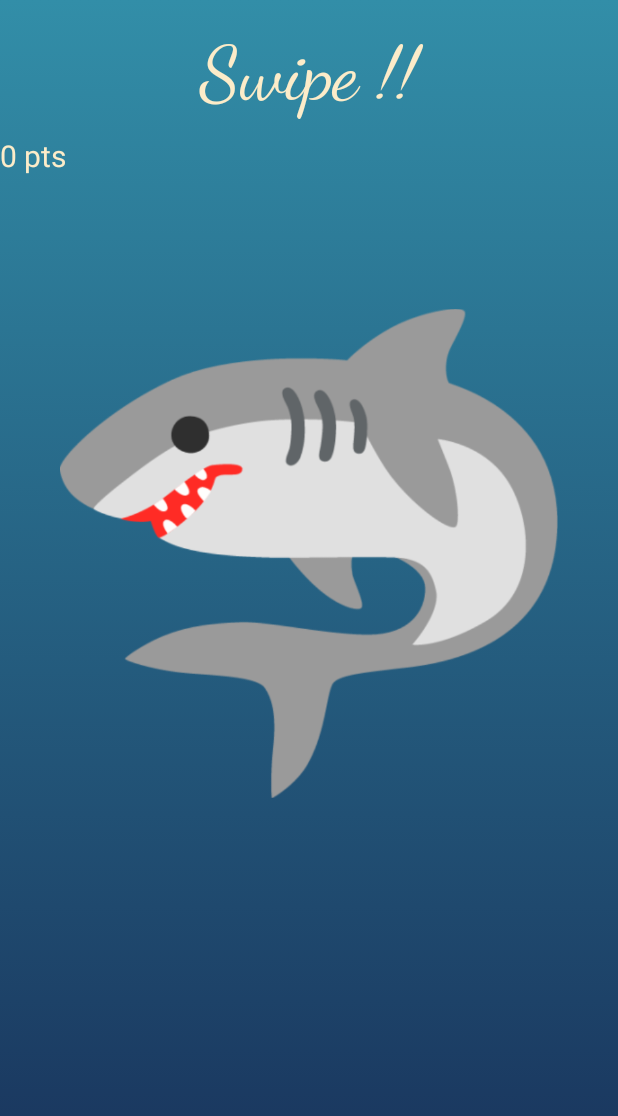
After one commit to Golden-Sharks/UntitledSharkGames, an Android app: the SpinTheShark screen opened directly, with no data from a screen before it, on a phone screen of 412 x 824 dp. The commit adds this screen. Shown: the top 1116 px of the screen. Run offline under Robolectric (Android 15) with nearby library versions, the phone set to English and light mode, and no system bars.

Commit message:
add spin the shark game

```diff
--- a/app/src/main/AndroidManifest.xml
+++ b/app/src/main/AndroidManifest.xml
@@ -3,7 +3,6 @@
     xmlns:tools="http://schemas.android.com/tools">
 
     <uses-permission android:name="android.permission.INTERNET" />
-
     <uses-permission android:name="android.permission.RECORD_AUDIO" />
 
     <application
@@ -15,6 +14,9 @@
         android:supportsRtl="true"
         android:theme="@style/Theme.UntitledSharkGames"
         tools:targetApi="31">
+        <activity
+            android:name=".jeux.spinTheShark.SpinTheShark"
+            android:exported="false" />
         <activity
             android:name=".jeux.feedTheShark.FeedTheShark"
             android:exported="false" />
--- /dev/null
+++ b/app/src/main/java/esir/progm/untitledsharkgames/jeux/spinTheShark/SpinTheShark.java
@@ -0,0 +1,216 @@
+package esir.progm.untitledsharkgames.jeux.spinTheShark;
+
+import androidx.annotation.NonNull;
+import androidx.appcompat.app.AppCompatActivity;
+
+import android.app.Activity;
+import android.content.ComponentCallbacks2;
+import android.content.Intent;
+import android.os.AsyncTask;
+import android.os.Bundle;
+import android.view.GestureDetector;
+import android.view.MotionEvent;
+import android.view.View;
+import android.view.Window;
+import android.view.WindowManager;
+import android.view.animation.AccelerateDecelerateInterpolator;
+import android.view.animation.Animation;
+import android.view.animation.DecelerateInterpolator;
+import android.view.animation.LinearInterpolator;
+import android.view.animation.RotateAnimation;
+import android.widget.ImageView;
+import android.widget.TextView;
+
+import esir.progm.untitledsharkgames.MusicPlayer;
+import esir.progm.untitledsharkgames.R;
+
+public class SpinTheShark extends AppCompatActivity {
+    /*                    hide UI parameters                    */
+    private int hideSystemBars = View.SYSTEM_UI_FLAG_LAYOUT_STABLE
+            | View.SYSTEM_UI_FLAG_IMMERSIVE_STICKY
+            | View.SYSTEM_UI_FLAG_FULLSCREEN
+            | View.SYSTEM_UI_FLAG_LAYOUT_HIDE_NAVIGATION
+            | View.SYSTEM_UI_FLAG_LAYOUT_FULLSCREEN
+            | View.SYSTEM_UI_FLAG_HIDE_NAVIGATION;
+
+    private boolean isOnBackground = false;
+
+    /*                        attributes                        */
+    private ImageView imageView;
+    private TextView textView;
+    private int score;
+    private GestureDetector gestureDetector;
+    private SpinTheSharkTask task;
+
+    @Override
+    protected void onCreate(Bundle savedInstanceState) {
+        super.onCreate(savedInstanceState);
+        requestWindowFeature(Window.FEATURE_NO_TITLE);
+        getWindow().setFlags(WindowManager.LayoutParams.FLAG_FULLSCREEN, WindowManager.LayoutParams.FLAG_FULLSCREEN);
+        getSupportActionBar().hide();
+        setContentView(R.layout.activity_spin_the_shark);
+
+        View decor = getWindow().getDecorView();
+        decor.setOnSystemUiVisibilityChangeListener(visibility -> {
+            if(visibility==0) {
+                decor.setSystemUiVisibility(hideSystemBars);
+            }
+        });
+
+        // Init attributes
+        imageView = findViewById(R.id.spin_shark);
+        textView = findViewById(R.id.spin_score_text);
+        score = 0;
+        task = new SpinTheSharkTask();
+        task.execute();
+        gestureDetector = new GestureDetector(this, task);
+
+    }
+
+    @Override
+    public boolean onTouchEvent(MotionEvent event) {
+        gestureDetector.onTouchEvent(event);
+        return super.onTouchEvent(event);
+    }
+
+    @Override
+    protected void onPause() {
+        super.onPause();
+        if(isOnBackground) {
+            MusicPlayer.getInstance().pause();
+        }
+    }
+
+    @Override
+    protected void onResume() {
+        super.onResume();
+        if(!isOnBackground) {
+            MusicPlayer.getInstance().stop();
+            MusicPlayer.getInstance().play(getApplicationContext(), R.raw.main_menu, true);
+        } else {
+            MusicPlayer.getInstance().resume();
+            isOnBackground = false;
+        }
+    }
+
+    @Override
+    public void onTrimMemory(int level) {
+        super.onTrimMemory(level);
+        if(level == ComponentCallbacks2.TRIM_MEMORY_UI_HIDDEN ||
+                level == ComponentCallbacks2.TRIM_MEMORY_BACKGROUND ||
+                level == ComponentCallbacks2.TRIM_MEMORY_MODERATE ||
+                level == ComponentCallbacks2.TRIM_MEMORY_COMPLETE) {
+            isOnBackground = true;
+            onPause(); // https://i.kym-cdn.com/photos/images/original/000/639/420/094.gif
+        }
+    }
+
+    /**********************************************************************************************/
+    /*                                         Async task                                         */
+    /**********************************************************************************************/
+    private class SpinTheSharkTask extends AsyncTask<Void, Void, Integer> implements GestureDetector.OnGestureListener {
+        /*                 Final attributes                 */
+        private final long GAME_DURATION = 20000;
+        private final float DELTA_TIME = 0.1f;
+        private final double MIN_SWIPE_FORCE = 200;
+        private final double MAX_SWIPE_FORCE = 1000;
+        private final long COOLDOWN = 60;
+
+        /*                    Attributes                    */
+        private float start_x = 0;
+        private float start_y = 0;
+        private float end_x = 0;
+        private float end_y = 0;
+        private boolean asSwiped = false;
+        private float angle;
+        private float rotation = 0;
+        private long last_update = 0;
+        private int nb_tours;
+
+        public SpinTheSharkTask() {
+        }
+
+        @Override
+        protected Integer doInBackground(Void... voids) {
+            long start = System.currentTimeMillis();
+
+            while(System.currentTimeMillis() - start < GAME_DURATION) {
+                if(System.currentTimeMillis() - last_update > COOLDOWN) {
+                    if(asSwiped) {
+                        angle = (float) computeSwipeDistance()*90;
+
+                        RotateAnimation rotateAnimation = new RotateAnimation(rotation, angle, Animation.RELATIVE_TO_SELF, 0.5f, Animation.RELATIVE_TO_SELF, 0.5f);
+                        rotateAnimation.setDuration(500);
+                        rotateAnimation.setInterpolator(new DecelerateInterpolator());
+                        rotateAnimation.setFillAfter(true);
+                        imageView.startAnimation(rotateAnimation);
+
+                        rotation += angle;
+
+                        last_update = System.currentTimeMillis();
+                        asSwiped = false;
+                    }
+                }
+                if(rotation - (360*(nb_tours+1)) > 0) {
+                    nb_tours++;
+                    score += 20;
+                    publishProgress();
+                }
+            }
+            return null;
+        }
+
+        @Override
+        protected void onProgressUpdate(Void... values) {
+            super.onProgressUpdate(values);
+            textView.setText(score+" pts");
+        }
+
+        private double computeSwipeDistance() {
+            float dx = end_x - start_x;
+            float dy = end_y - start_y;
+
+            return (Math.sqrt(dx*dx + dy*dy))/MAX_SWIPE_FORCE;
+        }
+
+        @Override
+        protected void onPostExecute(Integer integer) {
+            super.onPostExecute(integer);
+            // Creat new intent and push score
+            Intent intent = new Intent();
+            intent.putExtra("score", score);
+            setResult(78, intent);
+            // stop media player
+            MusicPlayer.getInstance().stop();
+            // stop activity
+            finish();
+        }
+
+        @Override
+        public boolean onDown(@NonNull MotionEvent motionEvent) {
+            start_x = motionEvent.getX();
+            start_y = motionEvent.getY();
+            return true;
+        }
+
+        @Override
+        public boolean onFling(@NonNull MotionEvent motionEvent, @NonNull MotionEvent motionEvent1, float v, float v1) {
+            end_x = motionEvent1.getX();
+            end_x = motionEvent1.getY();
+            asSwiped = true;
+            return true;
+        }
+
+        @Override
+        public boolean onSingleTapUp(@NonNull MotionEvent motionEvent) {return false;}
+
+        @Override
+        public boolean onScroll(@NonNull MotionEvent motionEvent, @NonNull MotionEvent motionEvent1, float v, float v1) {return false;}
+
+        @Override
+        public void onShowPress(@NonNull MotionEvent motionEvent) {/* ... */}
+
+        @Override
+        public void onLongPress(@NonNull MotionEvent motionEvent) {/* ... */}
+    }
+}
--- a/app/src/main/java/esir/progm/untitledsharkgames/menus/Training.java
+++ b/app/src/main/java/esir/progm/untitledsharkgames/menus/Training.java
@@ -15,6 +15,7 @@ import esir.progm.untitledsharkgames.MusicPlayer;
 import esir.progm.untitledsharkgames.R;
 import esir.progm.untitledsharkgames.jeux.sharkSlap.SharkSlap;
 import esir.progm.untitledsharkgames.jeux.WhrilOtter.WhrilOtter;
+import esir.progm.untitledsharkgames.jeux.spinTheShark.SpinTheShark;
 
 public class Training extends AppCompatActivity {
 
@@ -59,6 +60,9 @@ public class Training extends AppCompatActivity {
 
         Button feedSkark = findViewById(R.id.FeedSkark);
         feedSkark.setOnClickListener(view -> startActivity(new Intent(Training.this, FeedTheShark.class)));
+
+        Button spinShark = findViewById(R.id.spin);
+        spinShark.setOnClickListener(view -> startActivity(new Intent(Training.this, SpinTheShark.class)));
     }
 
     @Override
--- /dev/null
+++ b/app/src/main/res/layout/activity_spin_the_shark.xml
@@ -0,0 +1,41 @@
+<?xml version="1.0" encoding="utf-8"?>
+<androidx.constraintlayout.widget.ConstraintLayout xmlns:android="http://schemas.android.com/apk/res/android"
+    xmlns:app="http://schemas.android.com/apk/res-auto"
+    xmlns:tools="http://schemas.android.com/tools"
+    android:layout_width="match_parent"
+    android:layout_height="match_parent"
+    tools:context=".jeux.spinTheShark.SpinTheShark"
+    android:background="@drawable/whirl_otter_background">
+
+    <RelativeLayout
+        android:layout_width="match_parent"
+        android:layout_height="match_parent">
+        <TextView
+            android:id="@+id/spin_score_title"
+            android:layout_width="match_parent"
+            android:layout_height="wrap_content"
+            android:textColor="@color/persoWhite"
+            android:gravity="center"
+            android:layout_marginVertical="10dp"
+            android:textSize="50dp"
+            android:fontFamily="@font/dancing_script_regular"
+            android:text="Swipe !!"/>
+        <TextView
+            android:id="@+id/spin_score_text"
+            android:layout_width="match_parent"
+            android:layout_height="wrap_content"
+            android:textColor="@color/persoWhite"
+            android:textSize="20dp"
+            android:layout_below="@id/spin_score_title"
+            android:text="0 pts"/>
+
+        <ImageView
+            android:id="@+id/spin_shark"
+            android:layout_width="wrap_content"
+            android:layout_height="wrap_content"
+            android:layout_below="@+id/spin_score_text"
+            android:src="@drawable/shark_emoji"
+            android:layout_marginHorizontal="40dp"/>
+    </RelativeLayout>
+
+</androidx.constraintlayout.widget.ConstraintLayout>
```
Also changed, not shown: app/src/main/res/layout/activity_training.xml (+12 -0 lines), app/src/main/res/drawable/shark_emoji.png (added).
